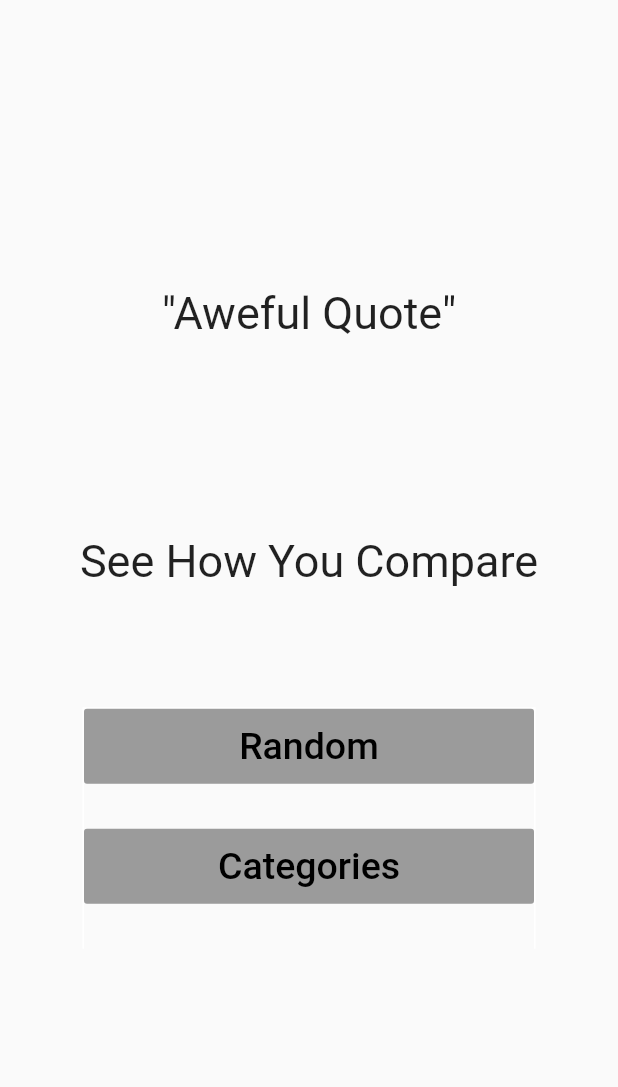
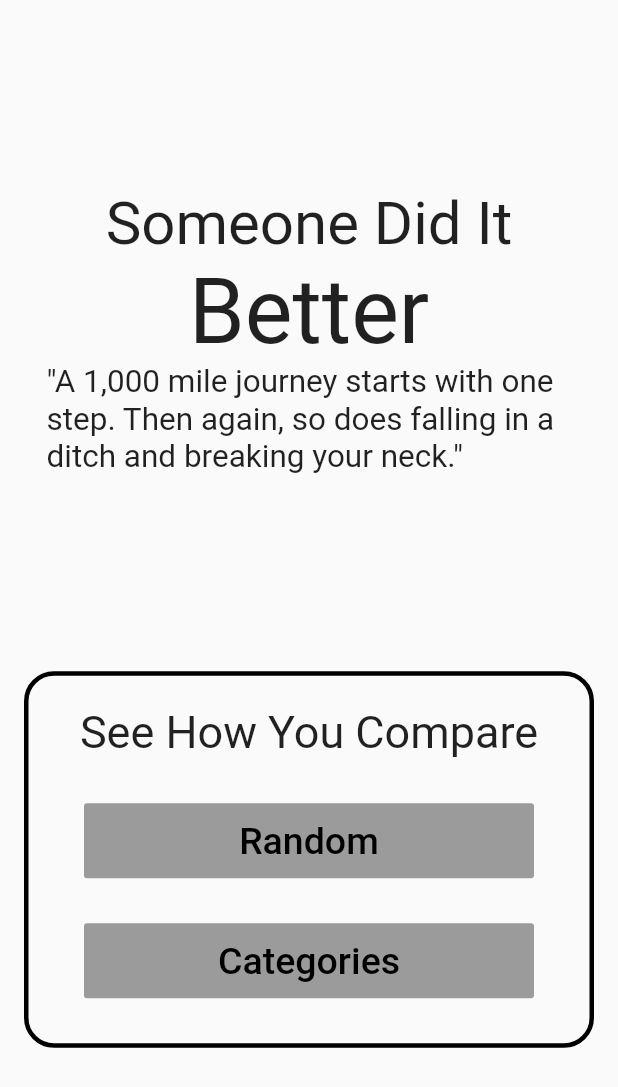
Before and after one commit to HarrisonScarfone/kent_hacks_app, a Flutter app: the screen it shows after launch, on a phone screen of 412 x 824 dp. Shown: the top 1087 px of the screen. Run offline on Flutter 3.47's test engine with Material 2 defaults, Android fonts, the light colour scheme and no system bars; our stand-ins replace cloud_firestore; accounts and stored records are empty.

Commit message:
routes & fonts

```diff
--- a/lib/main.dart
+++ b/lib/main.dart
@@ -1,4 +1,12 @@
 import 'package:flutter/material.dart';
+import 'package:kent_hack_app/screens/main_menu_screen.dart';
+
+import 'screens/categories_overview_screen.dart';
+import 'screens/category_list_view_screen.dart';
+import 'screens/comparison_screen.dart';
+import 'screens/home_screen.dart';
+import 'screens/past_failures_screen.dart';
+import 'screens/profile_screen.dart';
 
 void main() => runApp(MyApp());
 
@@ -16,127 +24,15 @@ class _MyAppState extends State<MyApp> {
       theme: ThemeData(
         primarySwatch: Colors.blue,
       ),
-      home: MainMenu(),
+      routes: {
+        '/': (ctx) => MainMenuScreen(),
+        HomeScreen.routeName: (ctx) => HomeScreen(),
+        ProfileScreen.routeName: (ctx) => ProfileScreen(),
+        PastFailureScreen.routeName: (ctx) => PastFailureScreen(),
+        CategoriesOverviewScreen.routeName: (ctx) => CategoriesOverviewScreen(),
+        CategoryListViewScreen.routeName: (ctx) => CategoryListViewScreen(),
+        ComparisonScreen.routeName: (ctx) => ComparisonScreen(),
+      },
     );
   }
 }
-
-class MainMenu extends StatelessWidget {
-  @override
-  Widget build(BuildContext context) {
-    String pulledText = "Aweful Quote";
-    const containerEdge =  EdgeInsets.only(bottom: 30);
-
-    return Scaffold(
-      body: Center(
-        child: Column(
-          mainAxisAlignment: MainAxisAlignment.center,
-          children: <Widget>[
-            Container(
-              width: 350,
-              margin: containerEdge,
-              child: Text('"$pulledText"',
-                style: TextStyle(fontSize: 30),
-                textAlign: TextAlign.center,
-              ),
-            ),
-            SizedBox(height: 100),
-            Container(
-              width: 350,
-              margin: containerEdge,
-              child: Text('See How You Compare',
-                style: TextStyle(fontSize: 30),
-                textAlign: TextAlign.center,
-              ),
-            ),
-            SizedBox(height: 50),
-            Container(
-              decoration: const BoxDecoration(
-                  border: Border(
-                    top: BorderSide(width: 1.0, color: Color(0xFFFFFFFFFF)),
-                    left: BorderSide(width: 1.0, color: Color(0xFFFFFFFFFF)),
-                    right: BorderSide(width: 1.0, color: Color(0xFFFFFFFFFF)),
-                  )
-              ),
-              child: Column(
-                children: <Widget>[
-                  Container(
-                    margin: containerEdge,
-                    child: const SizedBox(
-                        height: 50,
-                        width: 300,
-                        child: RaisedButton(
-                          child: Text(
-                            'Random',
-                            style: TextStyle(fontSize: 25, color: Colors.black),
-                          ),
-                        )
-                    ),
-                  ),
-                  Container(
-                    margin: containerEdge,
-                    child: const SizedBox(
-                        height: 50,
-                        width: 300,
-                        child: RaisedButton(
-                          child: Text(
-                            'Categories',
-                            style: TextStyle(fontSize: 25, color: Colors.black),
-                          ),
-                        )
-                    ),
-                  ),
-                ],
-              ),
-            ),
-          ],
-        ),
-      ),
-    );
-  }
-
-}
-
-class MyHomePage extends StatefulWidget {
-  MyHomePage({Key key, this.title}) : super(key: key);
-
-  final String title;
-
-  @override
-  _MyHomePageState createState() => _MyHomePageState();
-}
-
-class _MyHomePageState extends State<MyHomePage> {
-  int _counter = 0;
-
-  void _incrementCounter() {
-    setState(() {
-      _counter++;
-    });
-  }
-
-  @override
-  Widget build(BuildContext context) {
-    return Scaffold(
-      body: Center(
-        child: Column(
-          mainAxisAlignment: MainAxisAlignment.center,
-          children: <Widget>[
-            Text(
-              'You have pushed the button this many times:',
-            ),
-            Text(
-              '$_counter',
-              style: Theme.of(context).textTheme.display1,
-            ),
-          ],
-        ),
-      ),
-      floatingActionButton: FloatingActionButton(
-        onPressed: _incrementCounter,
-        tooltip: 'Increment',
-        child: Icon(Icons.add),
-      ), // This trailing comma makes auto-formatting nicer for build methods.
-    );
-  }
-}
--- /dev/null
+++ b/lib/screens/main_menu_screen.dart
@@ -0,0 +1,92 @@
+import 'package:flutter/material.dart';
+
+class MainMenuScreen extends StatelessWidget {
+  static const routeName = '/main-menu-screen';
+
+  @override
+  Widget build(BuildContext context) {
+    String pulledText =
+        "A 1,000 mile journey starts with one step. Then again, so does falling in a ditch and breaking your neck.";
+    const containerEdge = EdgeInsets.only(bottom: 30);
+
+    return Scaffold(
+      body: Center(
+        child: Column(
+          mainAxisAlignment: MainAxisAlignment.center,
+          children: <Widget>[
+            Container(
+              child: Column(
+                children: <Widget>[
+                  Text('Someone Did It',
+                      style: TextStyle(fontSize: 40),
+                    textAlign: TextAlign.center
+                  ),
+                  Text('Better',
+                  style: TextStyle(fontSize: 60),
+                    textAlign: TextAlign.center
+                  ),
+                ],
+              ),
+            ),
+            Container(
+              width: 350,
+              margin: containerEdge,
+              child: Text('"$pulledText"', style: TextStyle(fontSize: 21)),
+            ),
+            SizedBox(height: 100),
+            Container(
+              width: 380,
+              decoration: BoxDecoration(
+                borderRadius: BorderRadius.circular(20),
+                border: Border(
+                  top: BorderSide(width: 3.0, color: Colors.black),
+                  left: BorderSide(width: 3.0, color: Colors.black),
+                  right: BorderSide(width: 3.0, color: Colors.black),
+                  bottom: BorderSide(width: 3.0, color: Colors.black),
+                ),
+              ),
+              child: Column(
+                children: <Widget>[
+                  SizedBox(height: 20),
+                  Container(
+                    width: 350,
+                    margin: containerEdge,
+                    child: Text(
+                      'See How You Compare',
+                      style: TextStyle(fontSize: 30),
+                      textAlign: TextAlign.center,
+                    ),
+                  ),
+                  Container(
+                    margin: containerEdge,
+                    child: const SizedBox(
+                        height: 50,
+                        width: 300,
+                        child: RaisedButton(
+                          child: Text(
+                            'Random',
+                            style: TextStyle(fontSize: 25, color: Colors.black),
+                          ),
+                        )),
+                  ),
+                  Container(
+                    margin: containerEdge,
+                    child: const SizedBox(
+                        height: 50,
+                        width: 300,
+                        child: RaisedButton(
+                          child: Text(
+                            'Categories',
+                            style: TextStyle(fontSize: 25, color: Colors.black),
+                          ),
+                        )),
+                  ),
+                ],
+              ),
+            ),
+          ],
+        ),
+      ),
+    );
+  }
+}
```
Also changed, not shown: pubspec.yaml (+7 -11 lines), assets/fonts/LexendDeca-Regular.ttf (added), assets/fonts/rockwell-bold-58abb9bf0d792.TTF (added).
